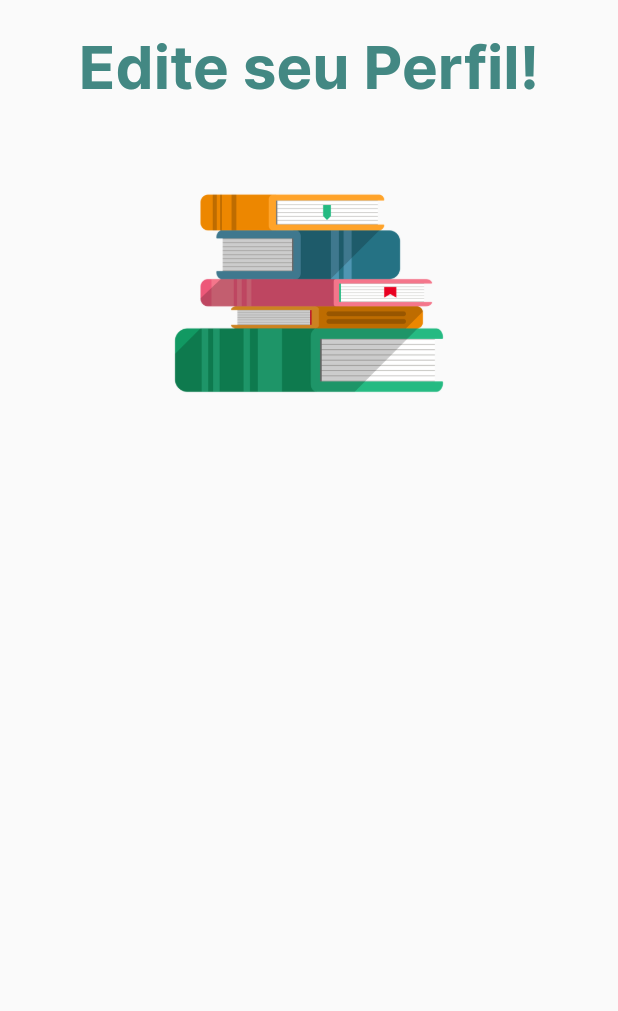
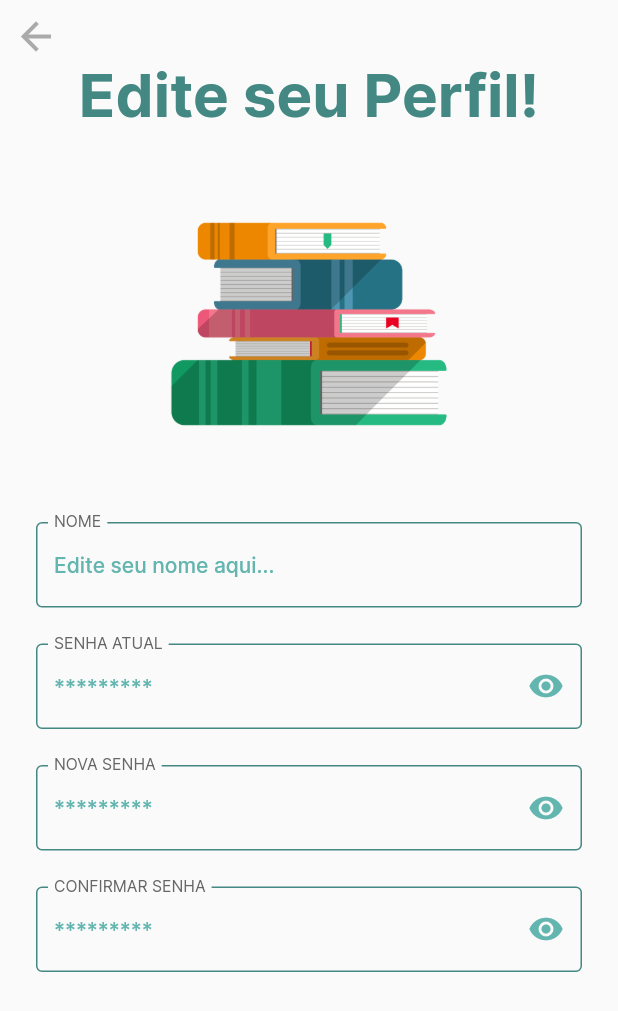
Before and after one commit to ramonzacarias/minha_estante, a Flutter app: the EditProfile screen opened by its route, on a phone screen of 412 x 824 dp. Shown: the top 1011 px of the screen. Run offline on Flutter 3.47's test engine with Material 2 defaults, Android fonts, the phone set to English and light mode, and no system bars; our stand-ins replace firebase_auth, firebase_core, flutter_secure_storage, get_it; accounts and stored records are empty.

Commit message:
Novas modificações e criação da página ProfileEdit

```diff
--- a/lib/app.dart
+++ b/lib/app.dart
@@ -1,7 +1,7 @@
 import 'package:flutter/material.dart';
 import 'package:minha_estante/commom/constants/routes.dart';
 import 'package:minha_estante/features/home/profile_edit.dart';
-import 'package:minha_estante/features/home/use_therms.dart';
+import 'package:minha_estante/features/home/use_therm.dart';
 import 'package:minha_estante/features/onboarding/onboarding_page.dart';
 import 'package:minha_estante/features/sign_in/sign_in_page.dart';
 import 'package:minha_estante/features/sign_up/sign_up_page.dart';
--- a/lib/features/home/profile_edit.dart
+++ b/lib/features/home/profile_edit.dart
@@ -1,6 +1,13 @@
 import 'package:flutter/material.dart';
 import 'package:minha_estante/commom/constants/app_colors.dart';
 import 'package:minha_estante/commom/constants/app_text_styles.dart';
+
+import '../../commom/constants/routes.dart';
+import '../../commom/utils/validator.dart';
+import '../../commom/widgets/custom_text_form_field.dart';
+import '../../commom/widgets/password_form_field.dart';
+import '../../locator.dart';
+import '../sign_in/sign_in_contoller.dart';
 
 class EditProfile extends StatefulWidget {
   const EditProfile({super.key});
@@ -10,12 +17,37 @@ class EditProfile extends StatefulWidget {
 }
 
 class _EditProfileState extends State<EditProfile> {
+  final _formKey = GlobalKey<FormState>();
+  final _nameController = TextEditingController();
+  final _passwordController = TextEditingController();
+  //inal _controller = locator.get<SignInController>();
+
+
   @override
   Widget build(BuildContext context) {
     return Scaffold(
       body: ListView(
         children: [
-          const SizedBox(height: 20.0),
+          Padding(
+            padding: EdgeInsets.all(9.0),
+            child: Column(
+              mainAxisAlignment: MainAxisAlignment.spaceAround,
+              children: [
+                // Botão para voltar a página Home
+                InkWell(
+                    onTap: () {
+                      Navigator.popAndPushNamed(context, NamedRoute.splash);
+                    },
+                    child: Row(
+                      children: [
+                        Icon(
+                          Icons.arrow_back_outlined,
+                          size: 30,
+                          color: AppColors.graffite,
+                        ),
+                      ],
+                    ),
+                  ),
                   Text(
                     'Edite seu Perfil!',
                     textAlign: TextAlign.center,
@@ -23,13 +55,48 @@ class _EditProfileState extends State<EditProfile> {
                       color: AppColors.greenOne,
                     ),
                   ),
-          const SizedBox(height: 30.0),
+              ],
+            )
+          ),
+          const SizedBox(height: 20.0),
           Image.asset(
               'assets/images/livros.png',
               width: 264.0,
-              height: 195.0,
+              height: 200.0,
           ),
           const SizedBox(height: 20.0),
+          // Página que irá editar o perfil do usuário
+          Form(
+            key: _formKey,
+            child: Column(
+              children: [
+                CustomTextFormField(
+                  controller: _nameController,
+                  labelText: "nome",
+                  hintText: "Edite seu nome aqui...",
+                  //validator: Validator.validateName(),
+                ),
+                PasswordFormField(
+                  controller: _passwordController,
+                  labelText: "senha atual",
+                  hintText: "*********",
+                  validator: Validator.validatePassword,
+                ),
+                PasswordFormField(
+                  controller: _passwordController,
+                  labelText: "nova senha",
+                  hintText: "*********",
+                  validator: Validator.validatePassword,
+                ),
+                PasswordFormField(
+                  controller: _passwordController,
+                  labelText: "confirmar senha",
+                  hintText: "*********",
+                  validator: Validator.validatePassword,
+                ),
+              ],
+            ),
+          ),
         ],
       ),
     );
--- a/lib/features/home/profile_page.dart
+++ b/lib/features/home/profile_page.dart
@@ -169,7 +169,7 @@ class ProfilePage extends StatelessWidget {
                   margin: EdgeInsets.symmetric(horizontal: 20.0),
                   child: InkWell(
                     onTap: () {
-                      // Nesse caso, diferente de excluir a conta, ele apenas deleta o acesso do usuário
+                      // Nesse caso, diferente de excluir a conta, ele deleta a 'sessão' de acesso do usuário
                       _secureStorage.deleteOne(key: "CURRENT_USER").then(
                             (_) => Navigator.popAndPushNamed(
                               context,
--- a/lib/features/sign_in/sign_in_page.dart
+++ b/lib/features/sign_in/sign_in_page.dart
@@ -57,7 +57,6 @@ class _SignInPageState extends State<SignInPage> {
         }
 
         if (_controller.state is SignInStateError) {
-          final error = _controller.state as SignInStateError;
           Navigator.pop(context);
           customModalBottomSheet(
             context,
```
Also changed, not shown: lib/features/home/use_therm.dart (renamed from lib/features/home/use_therms.dart). Lines whose indentation alone changed are shown as unchanged.
